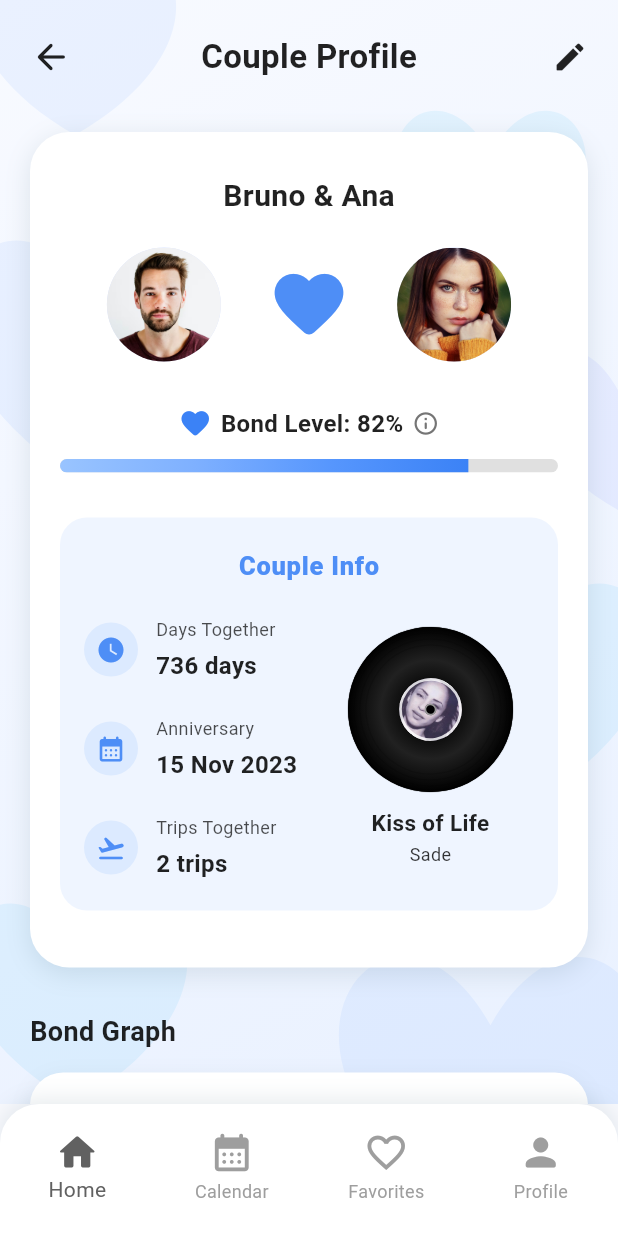
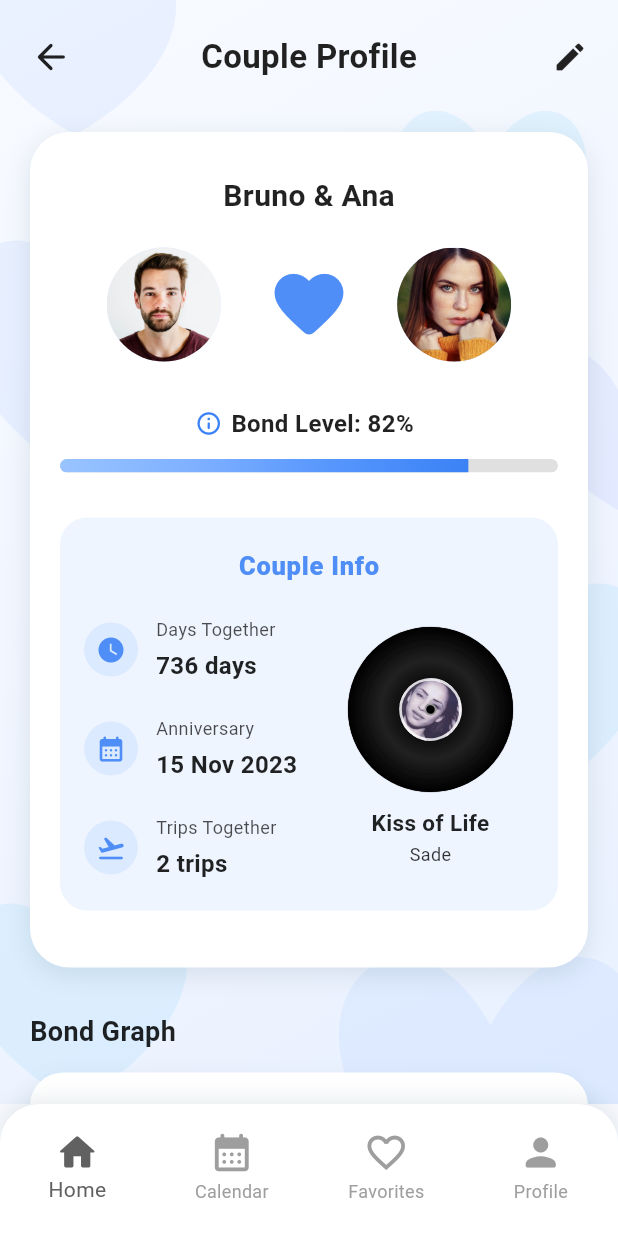
Before and after one commit to Tomasalexpt30/IPM_Bonded, a Flutter app: the CoupleProfilePage screen opened directly, on a phone screen of 412 x 824 dp. Run offline on Flutter 3.47's test engine with Material 3 defaults, Android fonts, the light colour scheme and no system bars; our stand-ins replace fl_chart; Roboto replaces fonts that are missing (Poppins).

Commit message:
Bonded APP Version 9.1.1
- Couple Profile finished

```diff
--- a/lib/pages/profiles/couple/sections/couple_profile_info.dart
+++ b/lib/pages/profiles/couple/sections/couple_profile_info.dart
@@ -88,14 +88,20 @@ class _CoupleProfileInfoState extends State<CoupleProfileInfo>
 
           const SizedBox(height: 30),
 
-          // ⭐ BOND LEVEL BLOCK (EXACTLY LIKE CoupleSection)
-          Column(
+        // ⭐ BOND LEVEL BLOCK (CLICKABLE AREA)
+        GestureDetector(
+          onTap: () => _showBondLevelInfoSheet(context),
+          child: Column(
             children: [
               Row(
                 mainAxisAlignment: MainAxisAlignment.center,
                 children: [
-                  const Icon(Icons.favorite_rounded,
-                      color: Color(0xFF3B82F6), size: 22),
+
+                  Icon(
+                    Icons.info_outline_rounded,
+                    size: 18,
+                    color: const Color(0xFF3B82F6),
+                  ),
                   const SizedBox(width: 6),
 
                   Text(
@@ -109,11 +115,7 @@ class _CoupleProfileInfoState extends State<CoupleProfileInfo>
 
                   const SizedBox(width: 6),
 
-                  GestureDetector(
-                    onTap: () => _showBondLevelInfoSheet(context),
-                    child: Icon(Icons.info_outline_rounded,
-                        size: 18, color: Colors.grey[600]),
-                  ),
+
                 ],
               ),
 
@@ -145,6 +147,7 @@ class _CoupleProfileInfoState extends State<CoupleProfileInfo>
               ),
             ],
           ),
+        ),
 
           const SizedBox(height: 30),
 
@@ -264,9 +267,7 @@ class _CoupleProfileInfoState extends State<CoupleProfileInfo>
     );
   }
 
-  // ⭐⭐⭐⭐⭐⭐⭐⭐⭐⭐⭐⭐⭐⭐⭐⭐⭐⭐⭐⭐⭐⭐⭐⭐
   // EXACT SAME BOND LEVEL SHEET FROM CoupleSection
-  // ⭐⭐⭐⭐⭐⭐⭐⭐⭐⭐⭐⭐⭐⭐⭐⭐⭐⭐⭐⭐⭐⭐⭐⭐
   void _showBondLevelInfoSheet(BuildContext context) {
     showModalBottomSheet(
       context: context,
@@ -412,7 +413,7 @@ class _CoupleProfileInfoState extends State<CoupleProfileInfo>
                         ],
                       ),
                       child: const Text(
-                        "Visit me to check the current status of your relationship!",
+                        "Visit my page to check the current status of your relationship!",
                         textAlign: TextAlign.left,
                         style: TextStyle(
                           fontSize: 14,
```
